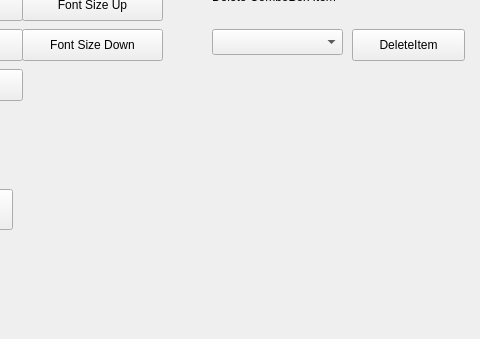
kybw0123/python, file Python_UI/python_ui.ui: the form before one commit; both pictures show x 548 to 1028 and y 241 to 580 of the 1028 by 580 pixel window.
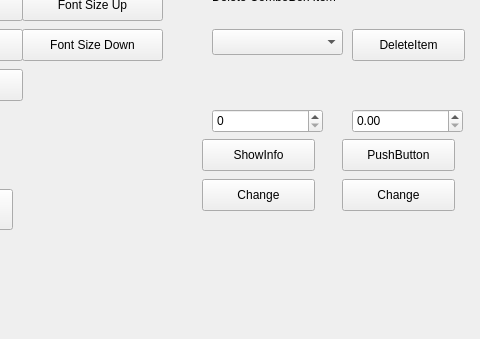
The form after the commit.

Commit message: 스핀박스를 만들고 거기에 버튼을 누르면 올라가는 값이 변경되도록 설정 문서에서는 setStep으로 안되서 찾아보니 setSingleStep으로 변경된듯

```diff
--- a/Python_UI/python_ui.ui
+++ b/Python_UI/python_ui.ui
@@ -494,6 +494,78 @@
     <string>DeleteItem</string>
    </property>
   </widget>
+  <widget class="QSpinBox" name="spinBox">
+   <property name="geometry">
+    <rect>
+     <x>760</x>
+     <y>350</y>
+     <width>111</width>
+     <height>24</height>
+    </rect>
+   </property>
+  </widget>
+  <widget class="QPushButton" name="ShowInfo_bt">
+   <property name="geometry">
+    <rect>
+     <x>750</x>
+     <y>380</y>
+     <width>113</width>
+     <height>32</height>
+    </rect>
+   </property>
+   <property name="text">
+    <string>ShowInfo</string>
+   </property>
+  </widget>
+  <widget class="QPushButton" name="ShowInfo2_bt">
+   <property name="geometry">
+    <rect>
+     <x>890</x>
+     <y>380</y>
+     <width>113</width>
+     <height>32</height>
+    </rect>
+   </property>
+   <property name="text">
+    <string>PushButton</string>
+   </property>
+  </widget>
+  <widget class="QPushButton" name="Change_bt">
+   <property name="geometry">
+    <rect>
+     <x>750</x>
+     <y>420</y>
+     <width>113</width>
+     <height>32</height>
+    </rect>
+   </property>
+   <property name="text">
+    <string>Change</string>
+   </property>
+  </widget>
+  <widget class="QPushButton" name="Change2_bt">
+   <property name="geometry">
+    <rect>
+     <x>890</x>
+     <y>420</y>
+     <width>113</width>
+     <height>32</height>
+    </rect>
+   </property>
+   <property name="text">
+    <string>Change</string>
+   </property>
+  </widget>
+  <widget class="QDoubleSpinBox" name="doubleSpinBox">
+   <property name="geometry">
+    <rect>
+     <x>900</x>
+     <y>350</y>
+     <width>111</width>
+     <height>24</height>
+    </rect>
+   </property>
+  </widget>
  </widget>
  <resources/>
  <connections/>
```
The commit also changes 1 other file.
